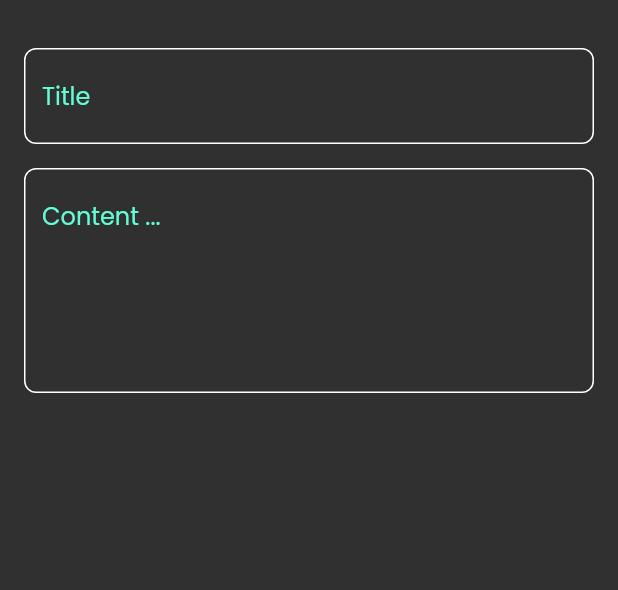
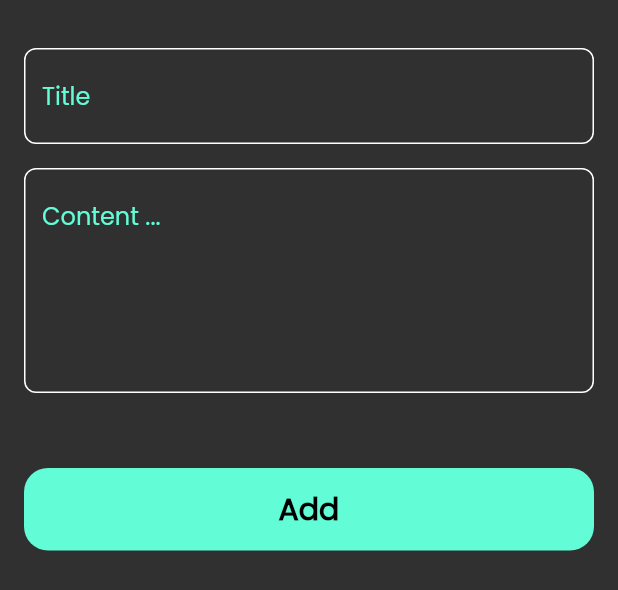
Before and after one commit to samibarsa/Notes_app, a Flutter app: the AddNoteShowbottomsheet widget shown alone on an empty page, opened directly, on a phone screen of 412 x 824 dp. Shown: the top 590 px of the screen. Run offline on Flutter 3.47's test engine with Material 2 defaults, Android fonts, the phone set to English and light mode, and no system bars; our stand-ins replace font_awesome_flutter.

Commit message:
finsh bottomsheet

```diff
--- a/lib/views/widgets/add_note_show Model_bottom_sheet.dart
+++ b/lib/views/widgets/add_note_show Model_bottom_sheet.dart
@@ -1,5 +1,6 @@
 import 'package:flutter/material.dart';
 import 'package:note/views/widgets/coustm_text_filed.dart';
+import 'package:note/views/widgets/coustom_Button.dart';
 
 class AddNoteShowbottomsheet extends StatelessWidget {
   const AddNoteShowbottomsheet({super.key});
@@ -8,6 +9,7 @@ class AddNoteShowbottomsheet extends StatelessWidget {
   Widget build(BuildContext context) {
     return const Padding(
       padding: EdgeInsets.symmetric(horizontal: 16),
+      child: SingleChildScrollView(
         child: Column(
           children: [
             SizedBox(
@@ -21,8 +23,16 @@ class AddNoteShowbottomsheet extends StatelessWidget {
             CoustmTextfiled(
               hintText: 'Content ...',
               maxlines: 5,
+            ),
+            SizedBox(
+              height: 50,
+            ),
+            CoustumBouttun(),
+            SizedBox(
+              height: 25,
             )
           ],
+        ),
       ),
     );
   }
--- /dev/null
+++ b/lib/views/widgets/coustom_Button.dart
@@ -0,0 +1,23 @@
+import 'package:flutter/material.dart';
+import 'package:note/costant.dart';
+
+class CoustumBouttun extends StatelessWidget {
+  const CoustumBouttun({super.key});
+
+  @override
+  Widget build(BuildContext context) {
+    return Container(
+      height: 55,
+      width: MediaQuery.of(context).size.width,
+      decoration: BoxDecoration(
+          color: Kprimerycolor, borderRadius: BorderRadius.circular(16)),
+      child: const Center(
+        child: Text(
+          "Add",
+          style: TextStyle(
+              fontSize: 20, fontWeight: FontWeight.bold, color: Colors.black),
+        ),
+      ),
+    );
+  }
+}
```
Lines whose indentation alone changed are shown as unchanged.
